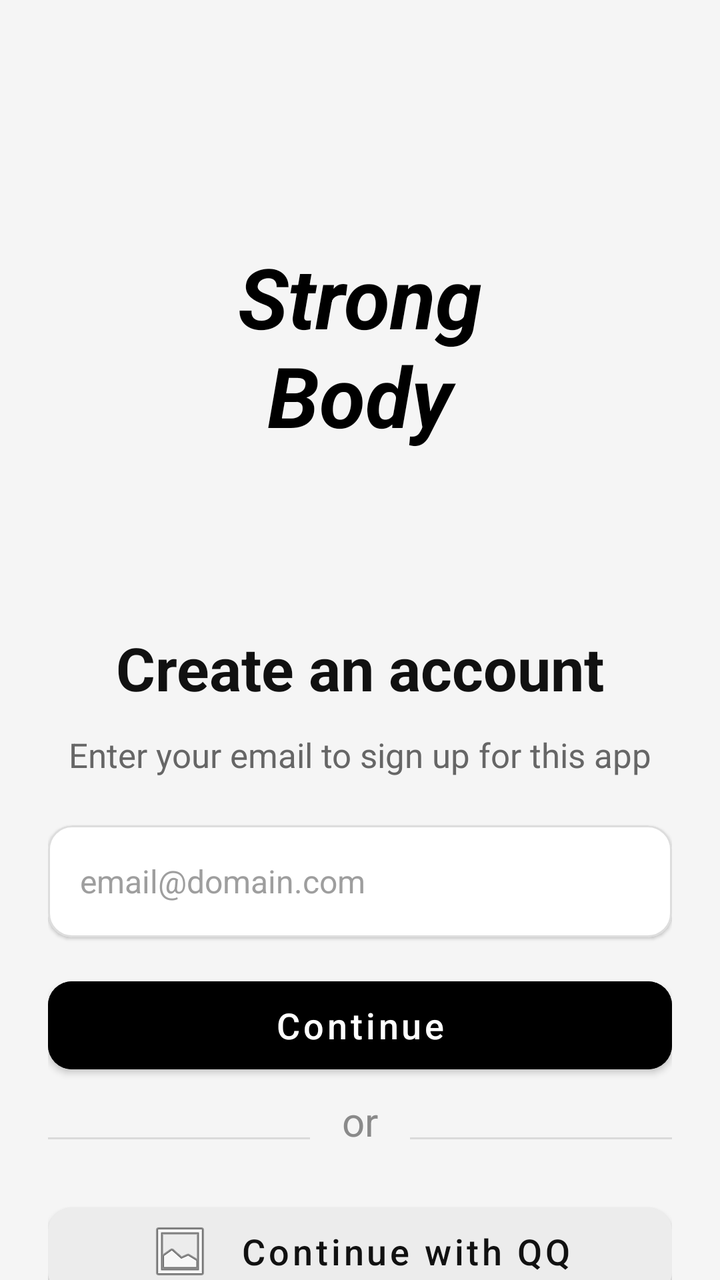
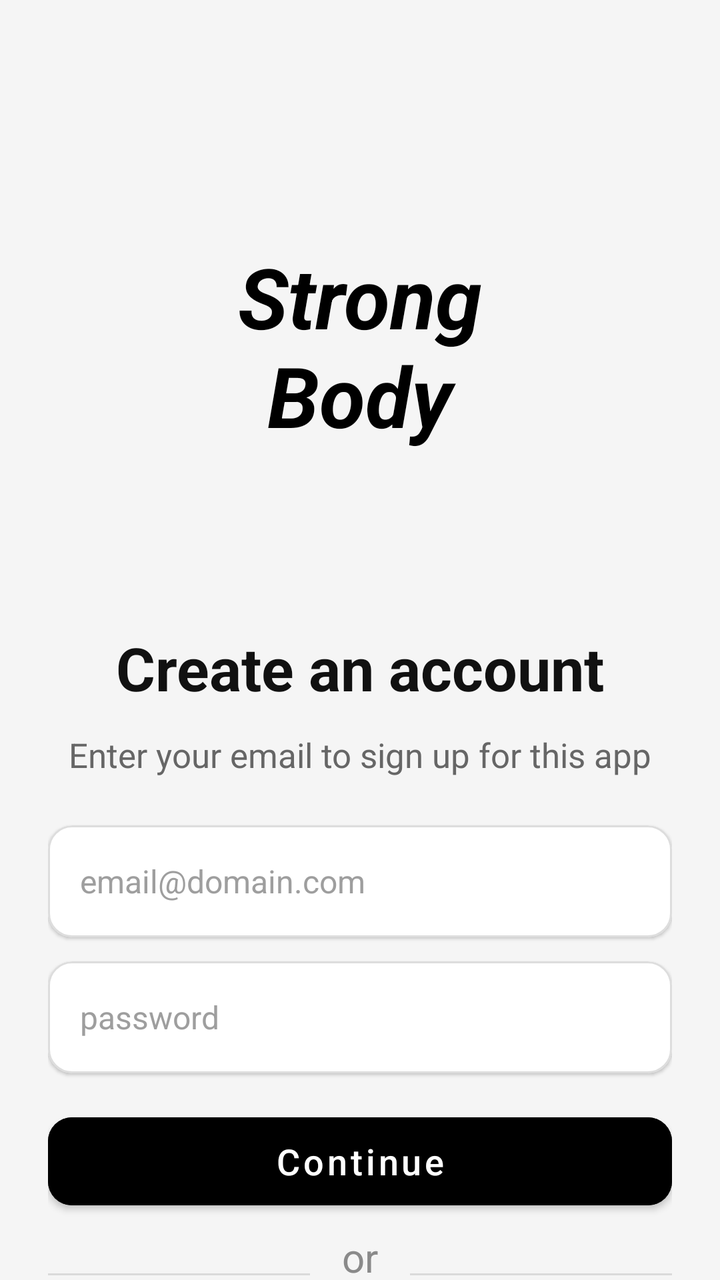

An Android layout rendered at two revisions. The XML below is the earlier revision; the diff shows what the commit changed to produce the second picture.
<!-- AndroidManifest.xml: application theme Theme.Strong_body -->
<!-- res/layout/activity_login.xml -->
<?xml version="1.0" encoding="utf-8"?>
<androidx.constraintlayout.widget.ConstraintLayout xmlns:android="http://schemas.android.com/apk/res/android"
    xmlns:app="http://schemas.android.com/apk/res-auto"
    android:layout_width="match_parent"
    android:layout_height="match_parent"
    android:background="#FFF5F5F5"
    android:paddingStart="24dp"
    android:paddingEnd="24dp">

    <TextView
        android:id="@+id/tvBrand"
        android:layout_width="wrap_content"
        android:layout_height="wrap_content"
        android:layout_marginTop="120dp"
        android:gravity="center"
        android:text="Strong&#10;Body"
        android:textColor="#FF000000"
        android:textSize="42sp"
        android:textStyle="bold|italic"
        app:layout_constraintEnd_toEndOf="parent"
        app:layout_constraintStart_toStartOf="parent"
        app:layout_constraintTop_toTopOf="parent" />

    <TextView
        android:id="@+id/tvCreateAccount"
        android:layout_width="wrap_content"
        android:layout_height="wrap_content"
        android:layout_marginTop="88dp"
        android:text="Create an account"
        android:textColor="#FF111111"
        android:textSize="30sp"
        android:textStyle="bold"
        app:layout_constraintEnd_toEndOf="parent"
        app:layout_constraintStart_toStartOf="parent"
        app:layout_constraintTop_toBottomOf="@id/tvBrand" />

    <TextView
        android:id="@+id/tvSubTitle"
        android:layout_width="wrap_content"
        android:layout_height="wrap_content"
        android:layout_marginTop="12dp"
        android:text="Enter your email to sign up for this app"
        android:textColor="#FF666666"
        android:textSize="17sp"
        app:layout_constraintEnd_toEndOf="parent"
        app:layout_constraintStart_toStartOf="parent"
        app:layout_constraintTop_toBottomOf="@id/tvCreateAccount" />

    <com.google.android.material.card.MaterialCardView
        android:id="@+id/cardEmail"
        android:layout_width="0dp"
        android:layout_height="56dp"
        android:layout_marginTop="24dp"
        app:cardBackgroundColor="#FFFFFFFF"
        app:cardCornerRadius="12dp"
        app:strokeColor="#FFDDDDDD"
        app:strokeWidth="1dp"
        app:layout_constraintEnd_toEndOf="parent"
        app:layout_constraintStart_toStartOf="parent"
        app:layout_constraintTop_toBottomOf="@id/tvSubTitle">

        <EditText
            android:id="@+id/etEmail"
            android:layout_width="match_parent"
            android:layout_height="match_parent"
            android:background="@android:color/transparent"
            android:hint="email@domain.com"
            android:inputType="textEmailAddress"
            android:paddingStart="16dp"
            android:paddingEnd="16dp"
            android:textColor="#FF222222"
            android:textColorHint="#FF9E9E9E"
            android:textSize="16sp" />
    </com.google.android.material.card.MaterialCardView>

    <Button
        android:id="@+id/btnContinue"
        android:layout_width="0dp"
        android:layout_height="56dp"
        android:layout_marginTop="16dp"
        android:backgroundTint="#FF000000"
        android:text="Continue"
        android:textAllCaps="false"
        android:textColor="#FFFFFFFF"
        android:textSize="18sp"
        app:cornerRadius="12dp"
        app:layout_constraintEnd_toEndOf="parent"
        app:layout_constraintStart_toStartOf="parent"
        app:layout_constraintTop_toBottomOf="@id/cardEmail" />

    <View
        android:id="@+id/viewLeftLine"
        android:layout_width="0dp"
        android:layout_height="1dp"
        android:layout_marginTop="28dp"
        android:background="#FFDADADA"
        app:layout_constraintEnd_toStartOf="@id/tvOr"
        app:layout_constraintStart_toStartOf="parent"
        app:layout_constraintTop_toBottomOf="@id/btnContinue" />

    <TextView
        android:id="@+id/tvOr"
        android:layout_width="wrap_content"
        android:layout_height="wrap_content"
        android:layout_marginStart="16dp"
        android:layout_marginEnd="16dp"
        android:text="or"
        android:textColor="#FF8A8A8A"
        android:textSize="20sp"
        app:layout_constraintBaseline_toBaselineOf="@id/viewLeftLine"
        app:layout_constraintEnd_toStartOf="@id/viewRightLine"
        app:layout_constraintStart_toEndOf="@id/viewLeftLine" />

    <View
        android:id="@+id/viewRightLine"
        android:layout_width="0dp"
        android:layout_height="1dp"
        android:background="#FFDADADA"
        app:layout_constraintBottom_toBottomOf="@id/viewLeftLine"
        app:layout_constraintEnd_toEndOf="parent"
        app:layout_constraintStart_toEndOf="@id/tvOr"
        app:layout_constraintTop_toTopOf="@id/viewLeftLine" />

    <com.google.android.material.button.MaterialButton
        android:id="@+id/btnLoginQQ"
        android:layout_width="0dp"
        android:layout_height="56dp"
        android:layout_marginTop="28dp"
        android:backgroundTint="#FFECECEC"
        android:text="Continue with QQ"
        android:textAllCaps="false"
        android:textColor="#FF111111"
        android:textSize="18sp"
        app:cornerRadius="12dp"
        app:icon="@android:drawable/ic_menu_gallery"
        app:iconGravity="textStart"
        app:iconPadding="14dp"
        app:iconTint="@null"
        app:layout_constraintEnd_toEndOf="parent"
        app:layout_constraintStart_toStartOf="parent"
        app:layout_constraintTop_toBottomOf="@id/viewLeftLine" />

    <com.google.android.material.button.MaterialButton
        android:id="@+id/btnLoginWechat"
        android:layout_width="0dp"
        android:layout_height="56dp"
        android:layout_marginTop="14dp"
        android:backgroundTint="#FFECECEC"
        android:text="Continue with WeChat"
        android:textAllCaps="false"
        android:textColor="#FF111111"
        android:textSize="18sp"
        app:cornerRadius="12dp"
        app:icon="@android:drawable/ic_menu_gallery"
        app:iconGravity="textStart"
        app:iconPadding="14dp"
        app:iconTint="@null"
        app:layout_constraintEnd_toEndOf="parent"
        app:layout_constraintStart_toStartOf="parent"
        app:layout_constraintTop_toBottomOf="@id/btnLoginQQ" />

    <TextView
        android:id="@+id/btnGuestLogin"
        android:layout_width="wrap_content"
        android:layout_height="wrap_content"
        android:layout_marginTop="18dp"
        android:padding="8dp"
        android:text="游客登录"
        android:textColor="#FF5F5F5F"
        android:textSize="16sp"
        android:textStyle="bold"
        app:layout_constraintEnd_toEndOf="parent"
        app:layout_constraintStart_toStartOf="parent"
        app:layout_constraintTop_toBottomOf="@id/btnLoginWechat" />

    <TextView
        android:id="@+id/tvTerms"
        android:layout_width="0dp"
        android:layout_height="wrap_content"
        android:layout_marginTop="18dp"
        android:gravity="center"
        android:lineSpacingExtra="2dp"
        android:text="By clicking continue, you agree to our Terms of Service&#10;and Privacy Policy"
        android:textColor="#FF9A9A9A"
        android:textSize="14sp"
        app:layout_constraintEnd_toEndOf="parent"
        app:layout_constraintStart_toStartOf="parent"
        app:layout_constraintTop_toBottomOf="@id/btnGuestLogin" />

</androidx.constraintlayout.widget.ConstraintLayout>
<!-- resources referenced by this layout -->
<resources>
  <style name="Theme.Strong_body" parent="Theme.MaterialComponents.DayNight.DarkActionBar">
          
          <item name="colorPrimary">@color/purple_500</item>
          <item name="colorPrimaryVariant">@color/purple_700</item>
          <item name="colorOnPrimary">@color/white</item>
          
          <item name="colorSecondary">@color/teal_200</item>
          <item name="colorSecondaryVariant">@color/teal_700</item>
          <item name="colorOnSecondary">@color/black</item>
          
          <item name="android:statusBarColor">?attr/colorPrimaryVariant</item>
          
      </style>
  <color name="purple_500">#FF6200EE</color>
  <color name="purple_700">#FF3700B3</color>
  <color name="white">#FFFFFFFF</color>
  <color name="teal_200">#FF03DAC5</color>
  <color name="teal_700">#FF018786</color>
  <color name="black">#FF000000</color>
</resources>

<!-- the commit's change to res/layout/activity_login.xml (unified diff, before → after) -->
@@ -73,6 +73,33 @@
             android:textSize="16sp" />
     </com.google.android.material.card.MaterialCardView>
 
+    <com.google.android.material.card.MaterialCardView
+        android:id="@+id/cardPassword"
+        android:layout_width="0dp"
+        android:layout_height="56dp"
+        android:layout_marginTop="12dp"
+        app:cardBackgroundColor="#FFFFFFFF"
+        app:cardCornerRadius="12dp"
+        app:strokeColor="#FFDDDDDD"
+        app:strokeWidth="1dp"
+        app:layout_constraintEnd_toEndOf="parent"
+        app:layout_constraintStart_toStartOf="parent"
+        app:layout_constraintTop_toBottomOf="@id/cardEmail">
+
+        <EditText
+            android:id="@+id/etPassword"
+            android:layout_width="match_parent"
+            android:layout_height="match_parent"
+            android:background="@android:color/transparent"
+            android:hint="password"
+            android:inputType="textPassword"
+            android:paddingStart="16dp"
+            android:paddingEnd="16dp"
+            android:textColor="#FF222222"
+            android:textColorHint="#FF9E9E9E"
+            android:textSize="16sp" />
+    </com.google.android.material.card.MaterialCardView>
+
     <Button
         android:id="@+id/btnContinue"
         android:layout_width="0dp"
@@ -86,7 +113,7 @@
         app:cornerRadius="12dp"
         app:layout_constraintEnd_toEndOf="parent"
         app:layout_constraintStart_toStartOf="parent"
-        app:layout_constraintTop_toBottomOf="@id/cardEmail" />
+        app:layout_constraintTop_toBottomOf="@id/cardPassword" />
 
     <View
         android:id="@+id/viewLeftLine"
